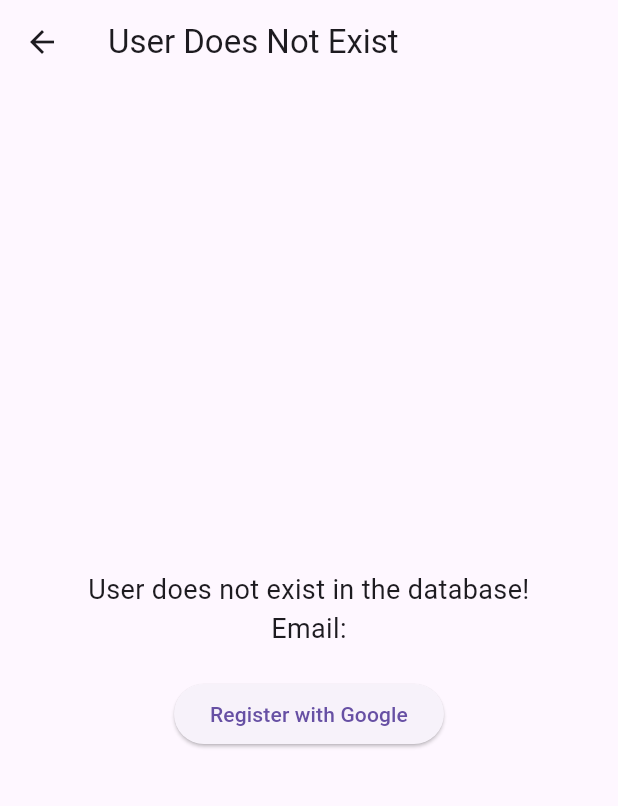
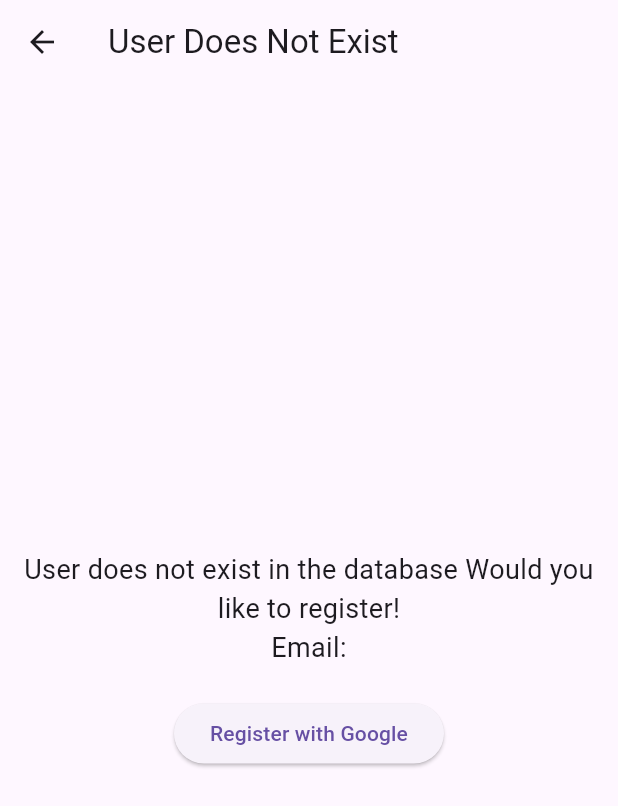
Before and after one commit to priyanshukumar624/nrok, a Flutter app: the UserDoesNotExistPage screen opened directly with empty values, on a phone screen of 412 x 824 dp. Shown: the top 806 px of the screen. Run offline on Flutter 3.47's test engine with Material 3 defaults, Android fonts, the phone set to English and light mode, and no system bars; our stand-ins replace google_sign_in.

Commit message:
add a text to delcare register

```diff
--- a/lib/Registration_screen.dart
+++ b/lib/Registration_screen.dart
@@ -250,7 +250,7 @@ class UserDoesNotExistPage extends StatelessWidget {
           mainAxisAlignment: MainAxisAlignment.center, // Center the content vertically
           children: [
             Text(
-              "User does not exist in the database!\nEmail: $email",
+              "User does not exist in the database Would you like to register!\nEmail: $email",
               textAlign: TextAlign.center,
               style: TextStyle(fontSize: 18),
             ),
```
